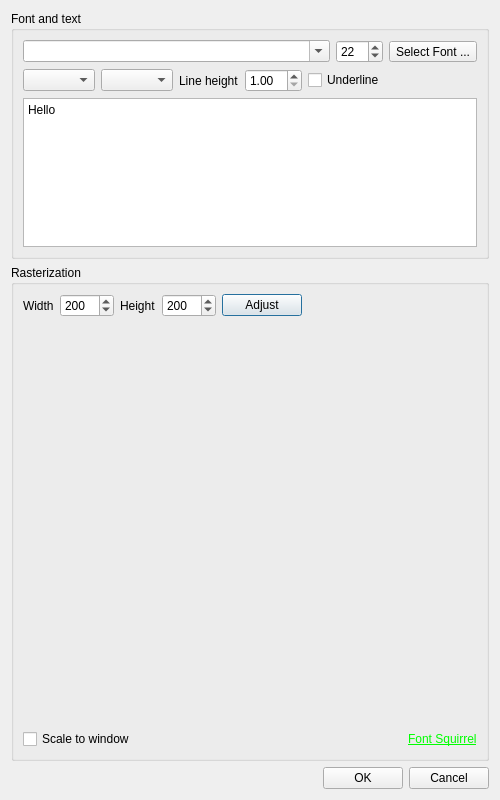
ensisoft/detonator, file editor/gui/dlgtext.ui: the form before one commit.
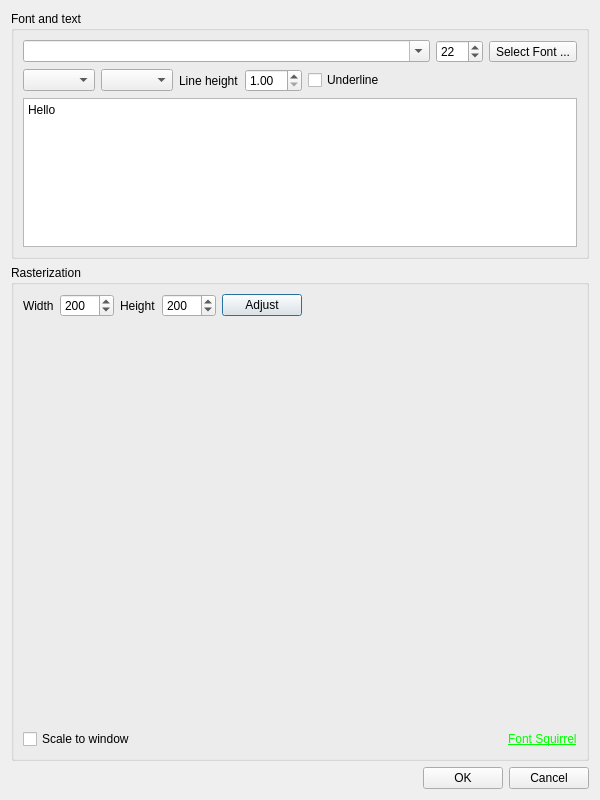
The form after the commit. Icons and pictures are not drawn. Custom widgets are drawn as their Qt base class.

Commit message:
Make some non-persistent GSEditor dialogs consistent in size
Make some non-persistent GSEditor dialogs consistent in size.

Patch:
```diff
--- a/editor/gui/dlgtext.ui
+++ b/editor/gui/dlgtext.ui
@@ -6,7 +6,7 @@
    <rect>
     <x>0</x>
     <y>0</y>
-    <width>500</width>
+    <width>600</width>
     <height>800</height>
    </rect>
   </property>
```
The commit also changes 4 other files.
